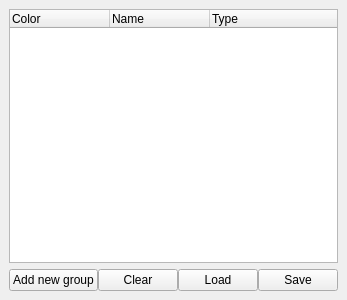
First picture: the form in workstation/annotation/resources/AnnotationDockWidget.ui, repository computationalpathologygroup/ASAP, before the edit.
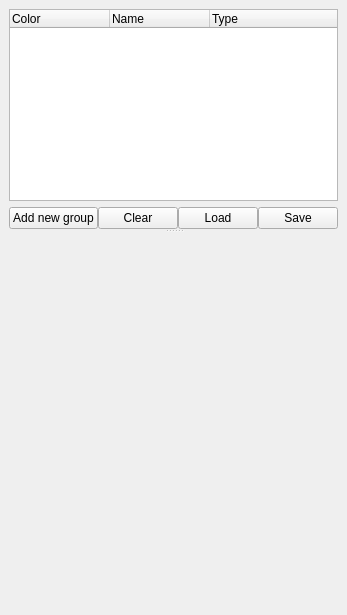
Second picture: the form after the edit.

Commit message: - Faster drawing of image data - Updated DockWidgets to look nicer - Further improved annotation selection handling - TIFF reading now works through OpenSlide first

Patch:
```diff
--- a/workstation/annotation/resources/AnnotationDockWidget.ui
+++ b/workstation/annotation/resources/AnnotationDockWidget.ui
@@ -6,17 +6,57 @@
    <rect>
     <x>0</x>
     <y>0</y>
-    <width>326</width>
-    <height>300</height>
+    <width>328</width>
+    <height>615</height>
    </rect>
   </property>
+  <property name="sizePolicy">
+   <sizepolicy hsizetype="Preferred" vsizetype="Minimum">
+    <horstretch>0</horstretch>
+    <verstretch>0</verstretch>
+   </sizepolicy>
+  </property>
   <property name="windowTitle">
    <string>Annotations</string>
   </property>
   <widget class="QWidget" name="dockWidgetContents">
+   <property name="sizePolicy">
+    <sizepolicy hsizetype="Preferred" vsizetype="Minimum">
+     <horstretch>0</horstretch>
+     <verstretch>0</verstretch>
+    </sizepolicy>
+   </property>
    <layout class="QVBoxLayout" name="verticalLayout">
     <item>
+     <widget class="QSplitter" name="splitter">
+      <property name="sizePolicy">
+       <sizepolicy hsizetype="Preferred" vsizetype="MinimumExpanding">
+        <horstretch>0</horstretch>
+        <verstretch>0</verstretch>
+       </sizepolicy>
+      </property>
+      <property name="styleSheet">
+       <string notr="true"/>
+      </property>
+      <property name="midLineWidth">
+       <number>0</number>
+      </property>
+      <property name="orientation">
+       <enum>Qt::Vertical</enum>
+      </property>
+      <property name="childrenCollapsible">
+       <bool>false</bool>
+      </property>
+      <widget class="QWidget" name="layoutWidget">
+       <layout class="QVBoxLayout" name="verticalLayout_4">
+        <item>
      <widget class="QTreeWidget" name="AnnotationTreeWidget">
+          <property name="sizePolicy">
+           <sizepolicy hsizetype="MinimumExpanding" vsizetype="MinimumExpanding">
+            <horstretch>0</horstretch>
+            <verstretch>0</verstretch>
+           </sizepolicy>
+          </property>
       <property name="editTriggers">
        <set>QAbstractItemView::NoEditTriggers</set>
       </property>
@@ -65,7 +105,7 @@
      </widget>
     </item>
     <item>
-     <layout class="QHBoxLayout" name="horizontalLayout">
+         <layout class="QHBoxLayout" name="horizontalLayout_2">
       <property name="spacing">
        <number>0</number>
       </property>
@@ -98,6 +138,18 @@
        </widget>
       </item>
      </layout>
+        </item>
+       </layout>
+      </widget>
+      <widget class="QWidget" name="widget" native="true">
+       <property name="sizePolicy">
+        <sizepolicy hsizetype="Preferred" vsizetype="Expanding">
+         <horstretch>0</horstretch>
+         <verstretch>2</verstretch>
+        </sizepolicy>
+       </property>
+      </widget>
+     </widget>
     </item>
    </layout>
   </widget>
```
Lines whose indentation alone changed are shown as unchanged. The commit also changes 12 other files.
